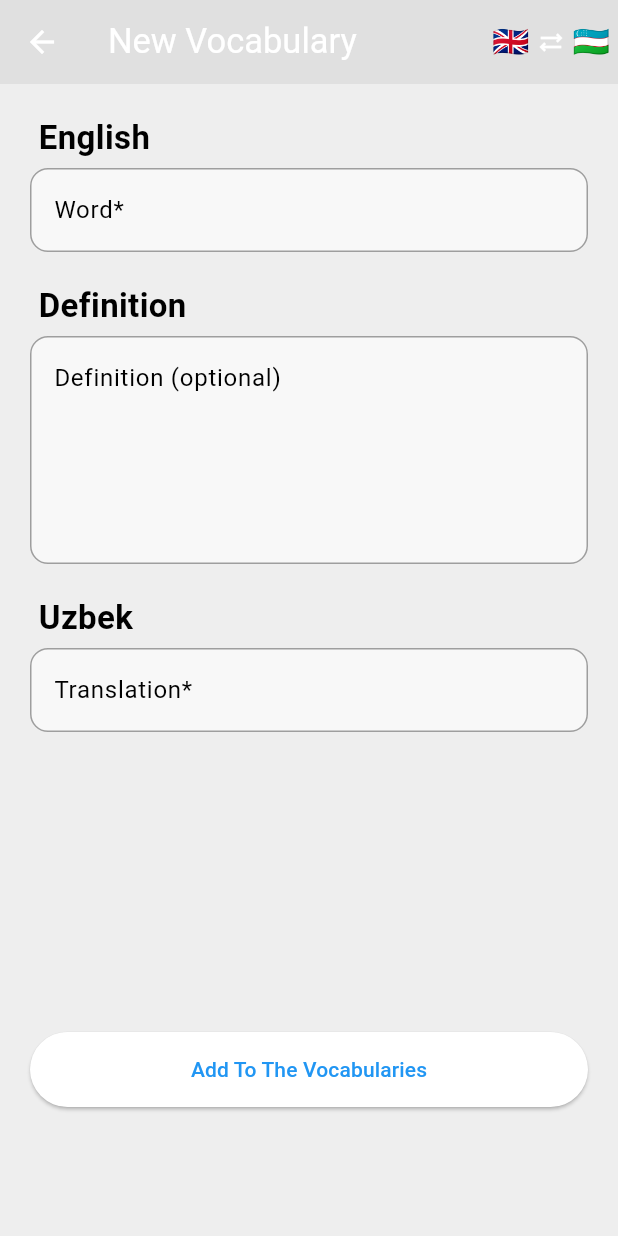
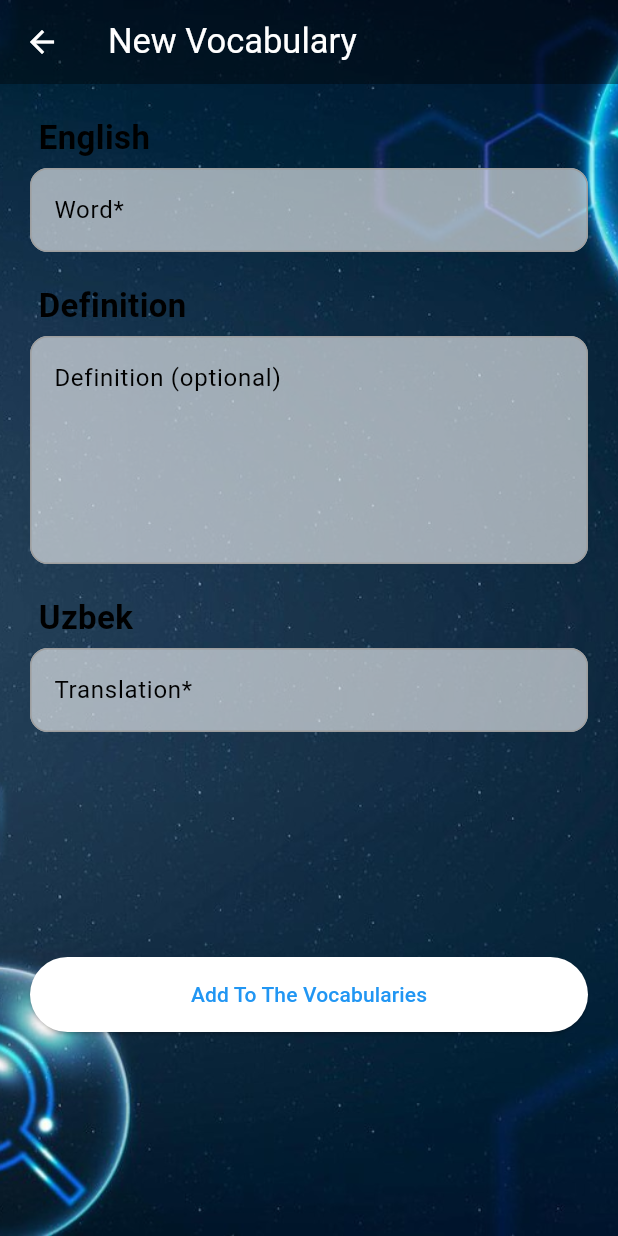
Before and after one commit to ogabek0909/flutter_english, a Flutter app: the NewVocabularyScreen screen opened by its route, on a phone screen of 412 x 824 dp. Run offline on Flutter 3.47's test engine with Material 3 defaults, Android fonts, the phone set to English and light mode, and no system bars; our stand-ins replace audioplayers, bloc, cloud_firestore, email_validator, equatable, firebase_auth and 7 more; accounts and stored records are empty; Roboto replaces fonts that are missing (Foldit, IBM).

Commit message:
small changes

```diff
--- a/lib/src/config/routes.dart
+++ b/lib/src/config/routes.dart
@@ -1,5 +1,6 @@
 import 'package:firebase_auth/firebase_auth.dart';
 import 'package:flutter_english/src/domain/models/music.dart';
+import 'package:flutter_english/src/domain/models/result_vocabulary.dart';
 import 'package:flutter_english/src/presentation/views/auth_screen.dart';
 import 'package:flutter_english/src/presentation/views/categories_screen.dart';
 import 'package:flutter_english/src/presentation/views/music/music_detail_screen.dart';
@@ -36,7 +37,7 @@ GoRouter router = GoRouter(
                 GoRoute(
                   path: 'resultScreen',
                   name: ResultScreen.routeName,
-                  builder: (context, state) => ResultScreen(answers: state.extra as Map<String, List>,),
+                  builder: (context, state) => ResultScreen(answers: state.extra as List<ResultVocabulary>,),
                   // onExit: (context) {
                   //   return context.canPop();
                   // },
--- a/lib/src/presentation/views/vocabulary/new_vocabulary_screen.dart
+++ b/lib/src/presentation/views/vocabulary/new_vocabulary_screen.dart
@@ -5,11 +5,6 @@
 import 'package:flutter_english/src/presentation/providers/bloc/vocabularies_bloc.dart';
 import 'package:google_fonts/google_fonts.dart';
 import 'package:uuid/uuid.dart';
-
-enum Language {
-  english,
-  uzbek,
-}
 
 class NewVocabularyScreen extends StatefulWidget {
   const NewVocabularyScreen({super.key});
@@ -23,7 +18,6 @@
   final TextEditingController _english = TextEditingController();
   final TextEditingController _uzbek = TextEditingController();
   final TextEditingController _definition = TextEditingController();
-  Language _language = Language.english;
   var uuid = const Uuid();
   void _onAdd() async {
     if (_english.text.isEmpty || _uzbek.text.isEmpty) {
@@ -49,41 +43,50 @@
   Widget build(BuildContext context) {
     return GestureDetector(
       onTap: () => FocusManager.instance.primaryFocus?.unfocus(),
+      child: Container(
+        decoration: const BoxDecoration(
+          image: DecorationImage(
+            image: AssetImage(
+              'assets/images/education.jpeg',
+            ),
+            fit: BoxFit.cover,
+          ),
+        ),
         child: Scaffold(
-        backgroundColor: Colors.grey[200],
+          backgroundColor: Colors.transparent,
           appBar: AppBar(
-          backgroundColor: Colors.grey[300],
+            backgroundColor: Colors.black38,
             title: const Text('New Vocabulary'),
-          actions: [
-            InkWell(
-              onTap: () {
-                setState(() {
-                  if (_language == Language.uzbek) {
-                    setState(() {
-                      _language = Language.english;
-                    });
-                  } else {
-                    setState(() {
-                      _language = Language.uzbek;
-                    });
-                  }
-                });
-              },
-              child: Row(
-                children: [
-                  Text(
-                    _language == Language.english ? ' 🇬🇧 ' : " 🇺🇿 ",
-                    style: const TextStyle(fontSize: 20),
-                  ),
-                  const Icon(Icons.sync_alt_outlined, size: 18),
-                  Text(
-                    _language == Language.english ? " 🇺🇿 " : ' 🇬🇧 ',
-                    style: const TextStyle(fontSize: 20),
-                  )
-                ],
-              ),
-            )
-          ],
+            // actions: [
+            //   InkWell(
+            //     onTap: () {
+            //       setState(() {
+            //         if (_language == Language.uzbek) {
+            //           setState(() {
+            //             _language = Language.english;
+            //           });
+            //         } else {
+            //           setState(() {
+            //             _language = Language.uzbek;
+            //           });
+            //         }
+            //       });
+            //     },
+            //     child: Row(
+            //       children: [
+            //         Text(
+            //           _language == Language.english ? ' 🇬🇧 ' : " 🇺🇿 ",
+            //           style: const TextStyle(fontSize: 20),
+            //         ),
+            //         const Icon(Icons.sync_alt_outlined, size: 18),
+            //         Text(
+            //           _language == Language.english ? " 🇺🇿 " : ' 🇬🇧 ',
+            //           style: const TextStyle(fontSize: 20),
+            //         )
+            //       ],
+            //     ),
+            //   )
+            // ],
           ),
           body: Padding(
             padding: const EdgeInsets.all(20.0),
@@ -92,7 +95,7 @@
                 crossAxisAlignment: CrossAxisAlignment.start,
                 children: [
                   Text(
-                  _language == Language.english ? ' English' : " Uzbek",
+                    ' English',
                     style: GoogleFonts.foldit(
                         fontSize: 22, fontWeight: FontWeight.w600),
                   ),
@@ -163,7 +166,7 @@
                   ),
                   const SizedBox(height: 20),
                   Text(
-                  _language == Language.english ? ' Uzbek' : " English",
+                    ' Uzbek',
                     style: GoogleFonts.foldit(
                         fontSize: 22, fontWeight: FontWeight.w600),
                   ),
@@ -197,7 +200,7 @@
                       ),
                     ],
                   ),
-                const SizedBox(height: 200),
+                  const SizedBox(height: 150),
                   ElevatedButton(
                     onPressed: _onAdd,
                     style: ElevatedButton.styleFrom(
@@ -211,6 +214,7 @@
             ),
           ),
         ),
+      ),
     );
   }
 }
```
Also changed, not shown: lib/src/domain/models/result_vocabulary.dart (added, +13 -0 lines), lib/src/presentation/views/vocabulary/result_screen.dart (+66 -6 lines), lib/src/presentation/views/vocabulary/widgets/vocabulary_card_widget.dart (+8 -14 lines). Lines whose indentation alone changed are shown as unchanged.
